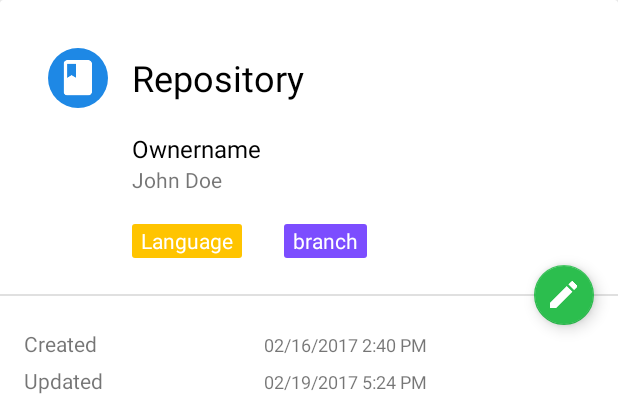
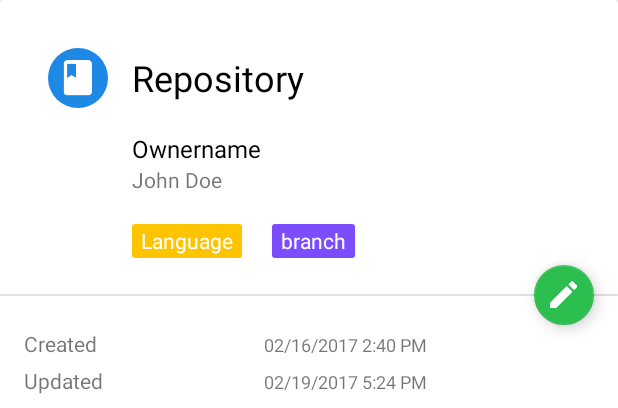
Before and after one commit to offvanHooijdonk/gitcl, an Android app: the layout frag_repo_info.xml on its own in the app's theme, with its tools: preview values and no code run, on a phone screen of 412 x 824 dp. Shown: the top 408 px of the screen. Run offline under Robolectric (Android 15) with nearby library versions, the phone set to English and light mode, and no system bars; plain views replace CircularImageView.

Commit message:
Margin adjusted.

```diff
--- a/app/src/main/res/layout/frag_repo_info.xml
+++ b/app/src/main/res/layout/frag_repo_info.xml
@@ -132,7 +132,7 @@
                                 android:id="@+id/txtDefaultBranch"
                                 android:layout_width="wrap_content"
                                 android:layout_height="wrap_content"
-                                android:layout_marginStart="28dp"
+                                android:layout_marginStart="20dp"
                                 android:layout_toEndOf="@id/txtLanguage"
                                 android:layout_alignBaseline="@id/txtLanguage"
                                 style="@style/TextLabelBackground"
```
